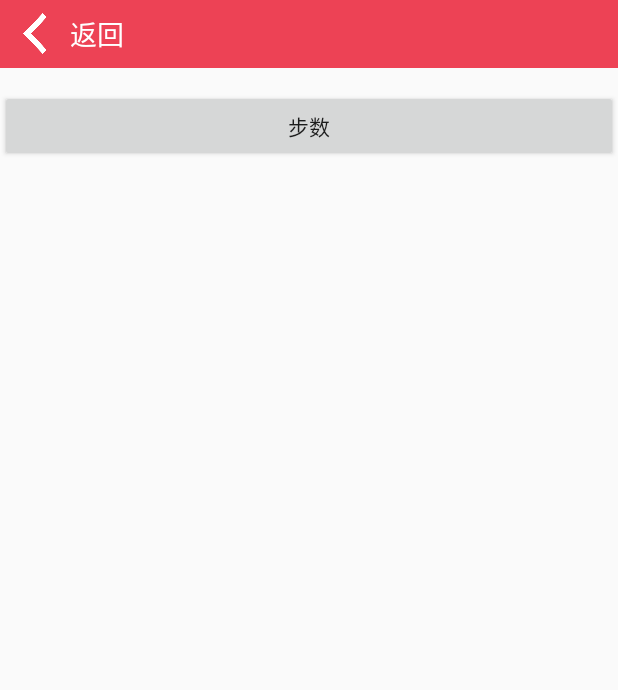
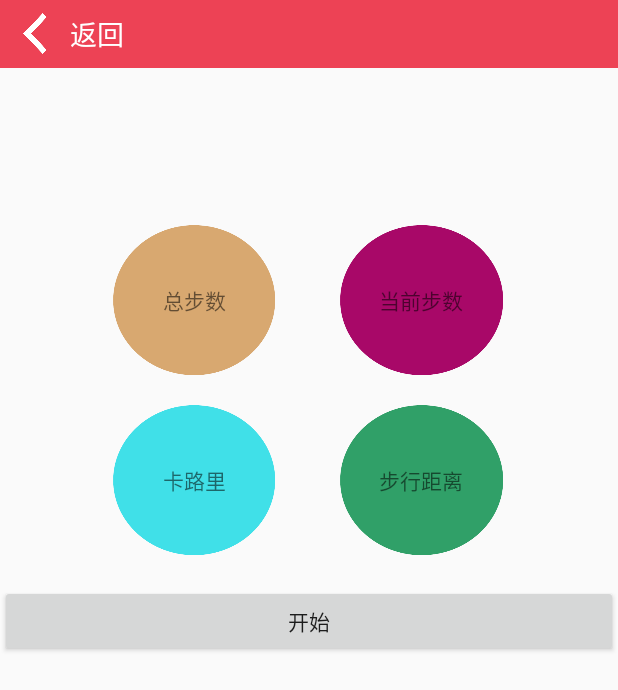
Before and after one commit to linw7/HAR-Android, an Android app: the StepActivity screen opened directly, with no data from a screen before it, on a phone screen of 412 x 824 dp. Shown: the top 690 px of the screen. Run offline under Robolectric (Android 15) with nearby library versions, the phone set to English and light mode, and no system bars; our stand-ins replace CircleImageView.

Commit message:
新增步数统计

```diff
--- a/app/src/main/java/com/example/lele/protoui/StepActivity.java
+++ b/app/src/main/java/com/example/lele/protoui/StepActivity.java
@@ -16,11 +16,21 @@ import java.util.Timer;
 import java.util.TimerTask;
 
 import android.os.Handler;
+import android.widget.TextView;
 
 public class StepActivity extends AppCompatActivity {
 
     Button step;
+    TextView total_step;
+    TextView current_step;
+    TextView energy_step;
+    TextView distance_step;
 
+    private float energy;
+    private float distance;
+    private int cur_step;
+    private int range_step;
+    private boolean new_start = false;
     private SensorManager mSensorManager;
     private Sensor mStepCount;
     private Sensor mStepDetector;
@@ -48,24 +58,34 @@ public class StepActivity extends AppCompatActivity {
     };
 
     private void display() {
-        String step_display = "步数为：" + mCount;
-        step.setText(step_display);
+        range_step = (int)(mCount - cur_step);
+        distance = (float)((mCount * 0.75) / 1000);
+        energy = (float) (68 * distance * 1.036);
+
+        total_step.setText("总计：" + (int)(mCount));
+        current_step.setText("当前：" + range_step);
+        energy_step.setText("卡路里：" + energy);
+        distance_step.setText("距离：" + distance);
     }
 
     @Override
     protected void onCreate(Bundle savedInstanceState) {
         super.onCreate(savedInstanceState);
         setContentView(R.layout.activity_step);
+        step = (Button) findViewById(R.id.step);
+        total_step = (TextView) findViewById(R.id.total_step);
+        current_step = (TextView) findViewById(R.id.current_step);
+        energy_step = (TextView) findViewById(R.id.energy_step);
+        distance_step = (TextView) findViewById(R.id.distance_step);
 
-        step = (Button) findViewById(R.id.step);
-        step.setText("步数");
-
-        // 加速度数据监听
         final SensorEventListener step_listener = new SensorEventListener() {
             @Override
-            // 传感器值改变时调用
             public void onSensorChanged(SensorEvent sensorEvent) {
                 if(sensorEvent.sensor.getType() == Sensor.TYPE_STEP_COUNTER) {
+                    if(new_start == false) {
+                        new_start = true;
+                        cur_step = (int)(sensorEvent.values[0]);
+                    }
                     mCount = sensorEvent.values[0];
                 }
                 if(sensorEvent.sensor.getType() == Sensor.TYPE_STEP_DETECTOR) {
@@ -95,8 +115,7 @@ public class StepActivity extends AppCompatActivity {
                 mSensorManager.registerListener(step_listener, mStepCount, SensorManager.SENSOR_DELAY_FASTEST);
                 mSensorManager.registerListener(step_listener, mStepDetector,SensorManager.SENSOR_DELAY_FASTEST);
 
-                timer.schedule(display_task, 1000, 500);
-
+                timer.schedule(display_task, 0, 100);
             }
         });
 
--- a/app/src/main/res/layout/activity_step.xml
+++ b/app/src/main/res/layout/activity_step.xml
@@ -17,16 +17,113 @@
 
         <LinearLayout
             android:layout_width="match_parent"
-        android:layout_height="60dp"
+            android:layout_height="150dp"
             android:orientation="vertical">
         </LinearLayout>
 
+        <LinearLayout
+            android:layout_width="match_parent"
+            android:layout_height="100dp"
+            android:orientation="horizontal">
+
+            <FrameLayout
+                android:layout_width="0dp"
+                android:layout_height="match_parent"
+                android:layout_weight="0.35" />
+
+            <TextView
+                android:id="@+id/total_step"
+                android:layout_width="0dp"
+                android:layout_weight="0.5"
+                android:layout_height="match_parent"
+                android:background="@drawable/circle_y"
+                android:layout_gravity="center"
+                android:gravity="center"
+                android:text="总步数" />
+
+            <FrameLayout
+                android:layout_width="0dp"
+                android:layout_height="match_parent"
+                android:layout_weight="0.2" />
+
+            <TextView
+                android:id="@+id/current_step"
+                android:layout_width="0dp"
+                android:layout_weight="0.5"
+                android:layout_height="match_parent"
+                android:layout_gravity="center"
+                android:gravity="center"
+                android:background="@drawable/circle_r"
+                android:text="当前步数" />
+
+            <FrameLayout
+                android:layout_width="0dp"
+                android:layout_height="match_parent"
+                android:layout_weight="0.35" />
+
+        </LinearLayout>
+
+        <LinearLayout
+            android:layout_width="match_parent"
+            android:layout_height="20dp"
+            android:orientation="horizontal">
+        </LinearLayout>
+
+        <LinearLayout
+            android:layout_width="match_parent"
+            android:layout_height="100dp"
+            android:orientation="horizontal">
+
+            <FrameLayout
+                android:layout_width="0dp"
+                android:layout_height="match_parent"
+                android:layout_weight="0.35" />
+
+            <TextView
+                android:id="@+id/energy_step"
+                android:layout_width="0dp"
+                android:layout_weight="0.5"
+                android:layout_height="match_parent"
+                android:background="@drawable/circle_b"
+                android:layout_gravity="center"
+                android:gravity="center"
+                android:text="卡路里" />
+
+            <FrameLayout
+                android:layout_width="0dp"
+                android:layout_height="match_parent"
+                android:layout_weight="0.2" />
+
+            <TextView
+                android:id="@+id/distance_step"
+                android:layout_width="0dp"
+                android:layout_weight="0.5"
+                android:layout_height="match_parent"
+                android:background="@drawable/circle_g"
+                android:layout_gravity="center"
+                android:gravity="center"
+                android:text="步行距离" />
+
+            <FrameLayout
+                android:layout_width="0dp"
+                android:layout_height="match_parent"
+                android:layout_weight="0.35" />
+        </LinearLayout>
+
+        <LinearLayout
+            android:layout_width="match_parent"
+            android:layout_height="20dp"
+            android:orientation="horizontal">
+        </LinearLayout>
 
         <Button
             android:id="@+id/step"
             android:layout_width="match_parent"
             android:layout_height="wrap_content"
-            android:text="Step"/>
+            android:text="开始"/>
+
     </LinearLayout>
 
+
+
 </android.support.constraint.ConstraintLayout>
```
Also changed, not shown: app/src/main/res/drawable/circle_b.png (added), app/src/main/res/drawable/circle_g.png (added), app/src/main/res/drawable/circle_r.png (added), app/src/main/res/drawable/circle_y.png (added). Lines whose indentation alone changed are shown as unchanged.
